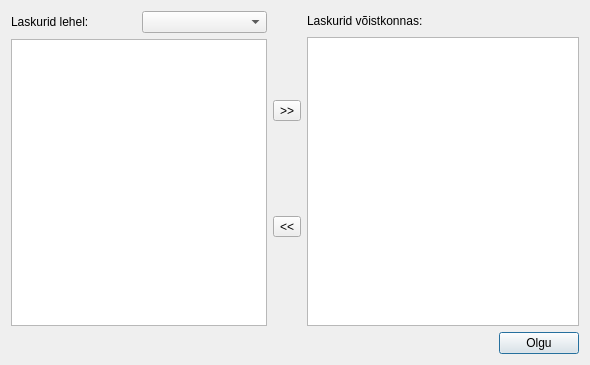
Old version of the form protokollitaja/protokollitaja/liikmetevalikkast.ui in the repository ymeramees/protokollitaja.
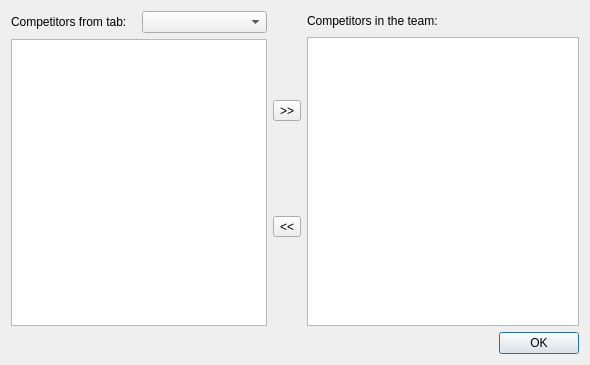
New version of the form.

What changed in the file:
```diff
--- a/protokollitaja/protokollitaja/liikmetevalikkast.ui
+++ b/protokollitaja/protokollitaja/liikmetevalikkast.ui
@@ -21,7 +21,7 @@
        <item row="0" column="0">
         <widget class="QLabel" name="label">
          <property name="text">
-          <string>Laskurid lehel:</string>
+          <string>Competitors from tab:</string>
          </property>
         </widget>
        </item>
@@ -102,7 +102,7 @@
        <item row="0" column="0">
         <widget class="QLabel" name="label_2">
          <property name="text">
-          <string>Laskurid võistkonnas:</string>
+          <string>Competitors in the team:</string>
          </property>
         </widget>
        </item>
@@ -151,7 +151,7 @@
      <item>
       <widget class="QPushButton" name="olguNupp">
        <property name="text">
-        <string>Olgu</string>
+        <string>OK</string>
        </property>
       </widget>
      </item>
```
Left out of the diff: 2 changed lines with no effect on the pictures.
